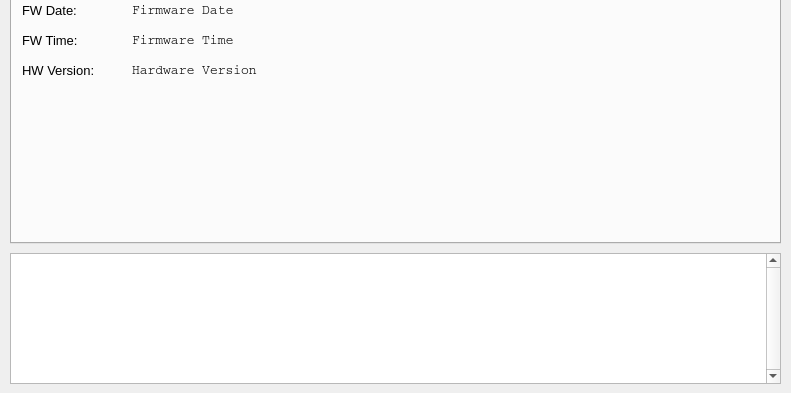
The window that mountwizzard/support/wizzard_main_ui.ui (sayitfast/MountWizzard3) describes before a commit, drawn with Qt 5; both pictures show x 0 to 791 and y 277 to 670 of the 791 by 670 pixel window.
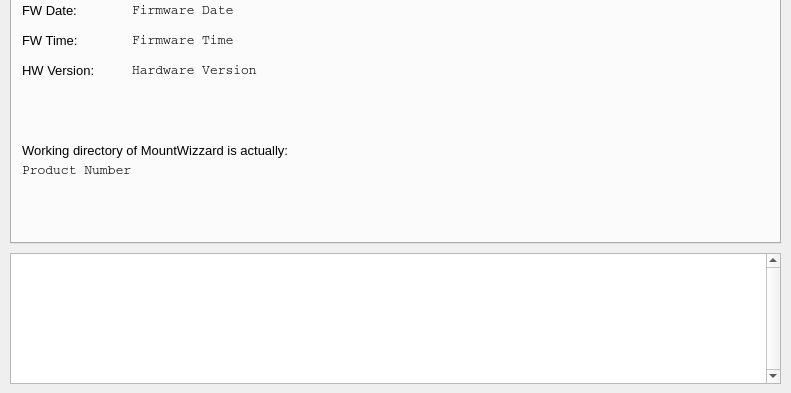
The same window after the commit. The open tabs and pages were chosen to show the change.

Diff of the .ui file:
```diff
--- a/mountwizzard/support/wizzard_main_ui.ui
+++ b/mountwizzard/support/wizzard_main_ui.ui
@@ -6960,6 +6960,43 @@
       <string>Product Versions</string>
      </property>
     </widget>
+    <widget class="QLabel" name="firmwareProductName_7">
+     <property name="geometry">
+      <rect>
+       <x>10</x>
+       <y>240</y>
+       <width>271</width>
+       <height>21</height>
+      </rect>
+     </property>
+     <property name="font">
+      <font>
+       <pointsize>10</pointsize>
+      </font>
+     </property>
+     <property name="text">
+      <string>Working directory of MountWizzard is actually: </string>
+     </property>
+    </widget>
+    <widget class="QLabel" name="le_mwWorkingDir">
+     <property name="geometry">
+      <rect>
+       <x>10</x>
+       <y>260</y>
+       <width>741</width>
+       <height>21</height>
+      </rect>
+     </property>
+     <property name="font">
+      <font>
+       <family>Courier</family>
+       <pointsize>10</pointsize>
+      </font>
+     </property>
+     <property name="text">
+      <string>Product Number</string>
+     </property>
+    </widget>
    </widget>
    <widget class="QWidget" name="tab_9">
     <attribute name="title">
```
